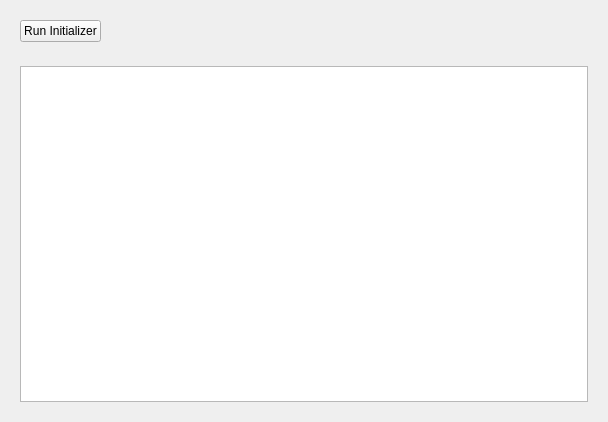
sernst/Cadence, file resources/widget/tools/MayaIniWidget/MayaIniWidget.ui: the form before one commit.
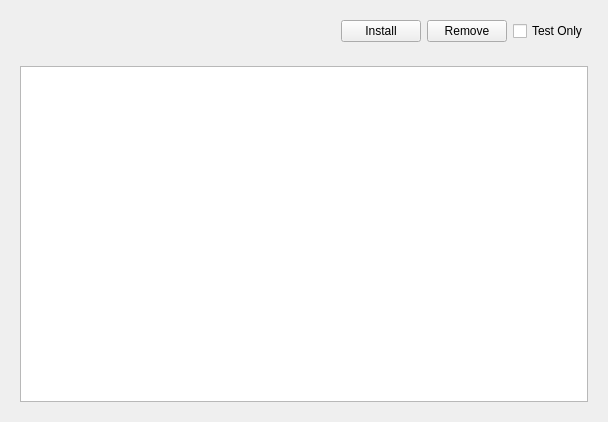
The form after the commit.

Commit message: Maya initializer tool now supports install and removal as well as non-destructive testing mode.

```diff
--- a/resources/widget/tools/MayaIniWidget/MayaIniWidget.ui
+++ b/resources/widget/tools/MayaIniWidget/MayaIniWidget.ui
@@ -17,13 +17,6 @@
    <item>
     <widget class="QWidget" name="widget" native="true">
      <layout class="QHBoxLayout" name="horizontalLayout">
-      <item>
-       <widget class="QPushButton" name="runBtn">
-        <property name="text">
-         <string>Run Initializer</string>
-        </property>
-       </widget>
-      </item>
       <item>
        <spacer name="horizontalSpacer">
         <property name="orientation">
@@ -37,6 +30,27 @@
         </property>
        </spacer>
       </item>
+      <item>
+       <widget class="QPushButton" name="runBtn">
+        <property name="text">
+         <string>Install</string>
+        </property>
+       </widget>
+      </item>
+      <item>
+       <widget class="QPushButton" name="removeBtn">
+        <property name="text">
+         <string>Remove</string>
+        </property>
+       </widget>
+      </item>
+      <item>
+       <widget class="QCheckBox" name="testChk">
+        <property name="text">
+         <string>Test Only</string>
+        </property>
+       </widget>
+      </item>
      </layout>
     </widget>
    </item>
```
Left out of the diff: 2 changed lines with no effect on the pictures. The commit also changes 5 other files.
